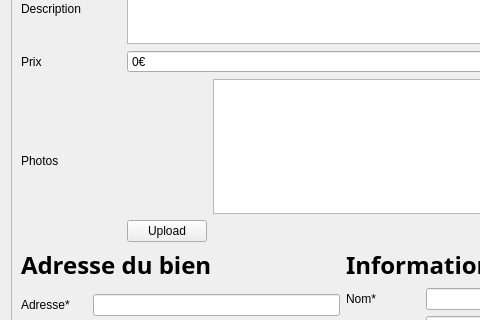
Qt form AgenceImmo/ajoutdialog.ui (willdoleave/projet-ihm) before a commit; both pictures show x 0 to 480 and y 176 to 496 of the 700 by 709 pixel window.
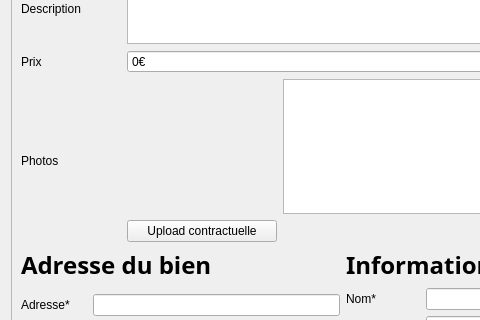
The same form after that commit. Icons and pictures are not drawn.

Commit message: Ajout dialog

Patch:
```diff
--- a/AgenceImmo/ajoutdialog.ui
+++ b/AgenceImmo/ajoutdialog.ui
@@ -382,6 +382,18 @@
           <layout class="QGridLayout" name="gridLayout_2">
            <item row="0" column="0">
             <widget class="QLabel" name="image1">
+             <property name="minimumSize">
+              <size>
+               <width>150</width>
+               <height>0</height>
+              </size>
+             </property>
+             <property name="maximumSize">
+              <size>
+               <width>150</width>
+               <height>150</height>
+              </size>
+             </property>
              <property name="text">
               <string/>
              </property>
@@ -408,12 +420,15 @@
             <widget class="QPushButton" name="upload_image1">
              <property name="maximumSize">
               <size>
-               <width>80</width>
+               <width>16777215</width>
                <height>16777215</height>
               </size>
              </property>
+             <property name="styleSheet">
+              <string notr="true"/>
+             </property>
              <property name="text">
-              <string>Upload</string>
+              <string>Upload contractuelle</string>
              </property>
             </widget>
            </item>
```
